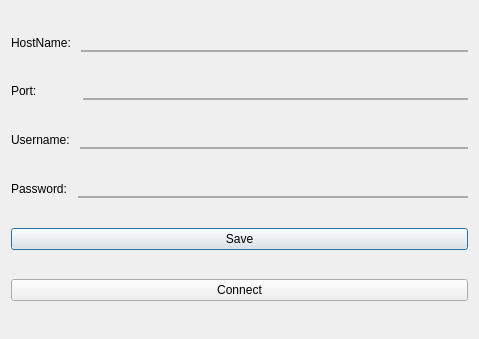
Before: the Qt Designer form connectiondialog.ui in MrTrojan52/MERAGui, drawn with Qt 5.
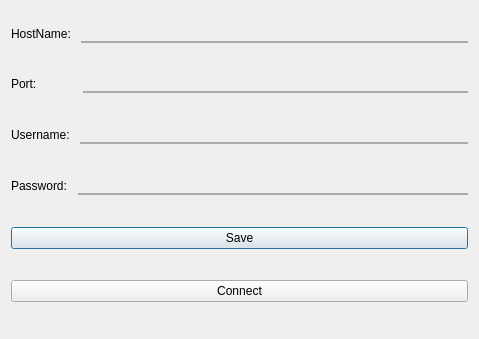
After: the same form once the commit is applied.

```diff
--- a/connectiondialog.ui
+++ b/connectiondialog.ui
@@ -49,6 +49,9 @@
    <bool>false</bool>
   </property>
   <layout class="QVBoxLayout" name="verticalLayout">
+   <property name="topMargin">
+    <number>0</number>
+   </property>
    <item>
     <layout class="QHBoxLayout" name="horizontalLayout">
      <item>
```
Left out of the diff: 8 changed lines with no effect on the pictures.
